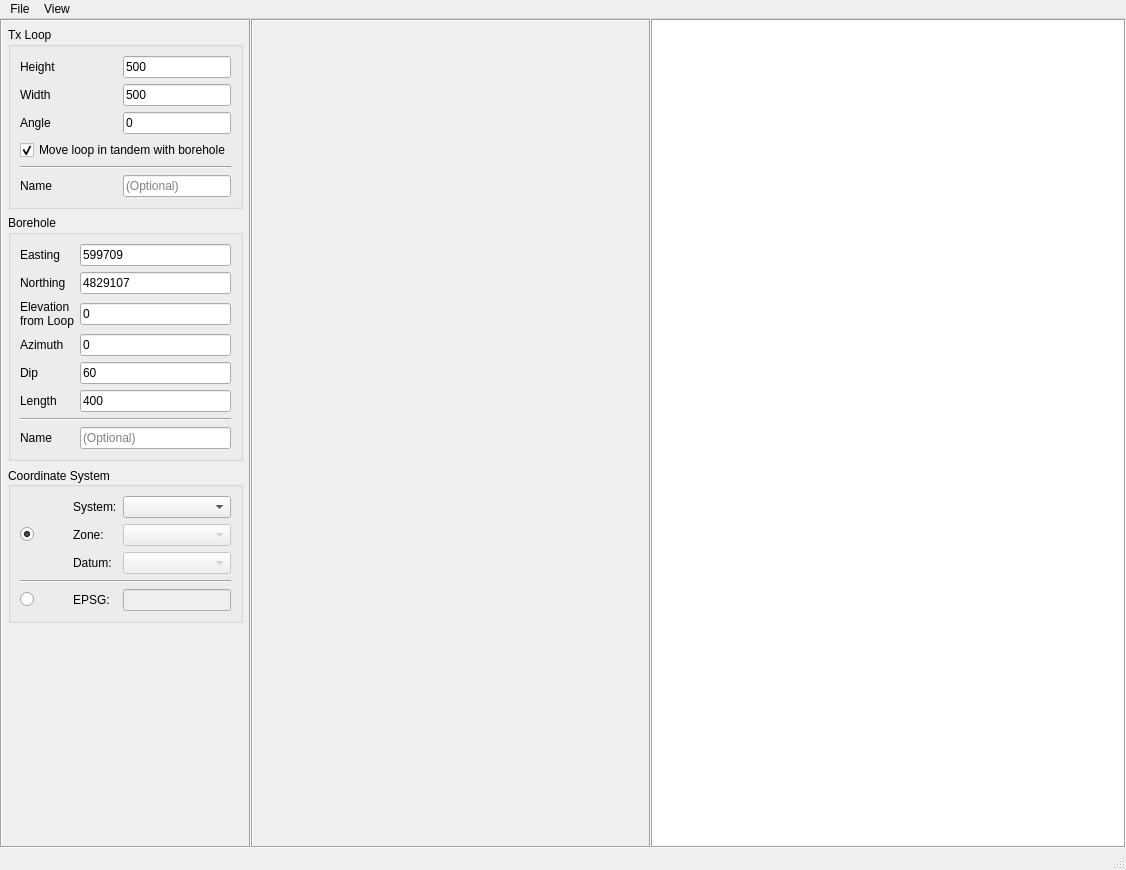
The window that src/qt_ui/loop_planner.ui (Eric-Meunier/Processor-Suite) describes before a commit, drawn with Qt 5.
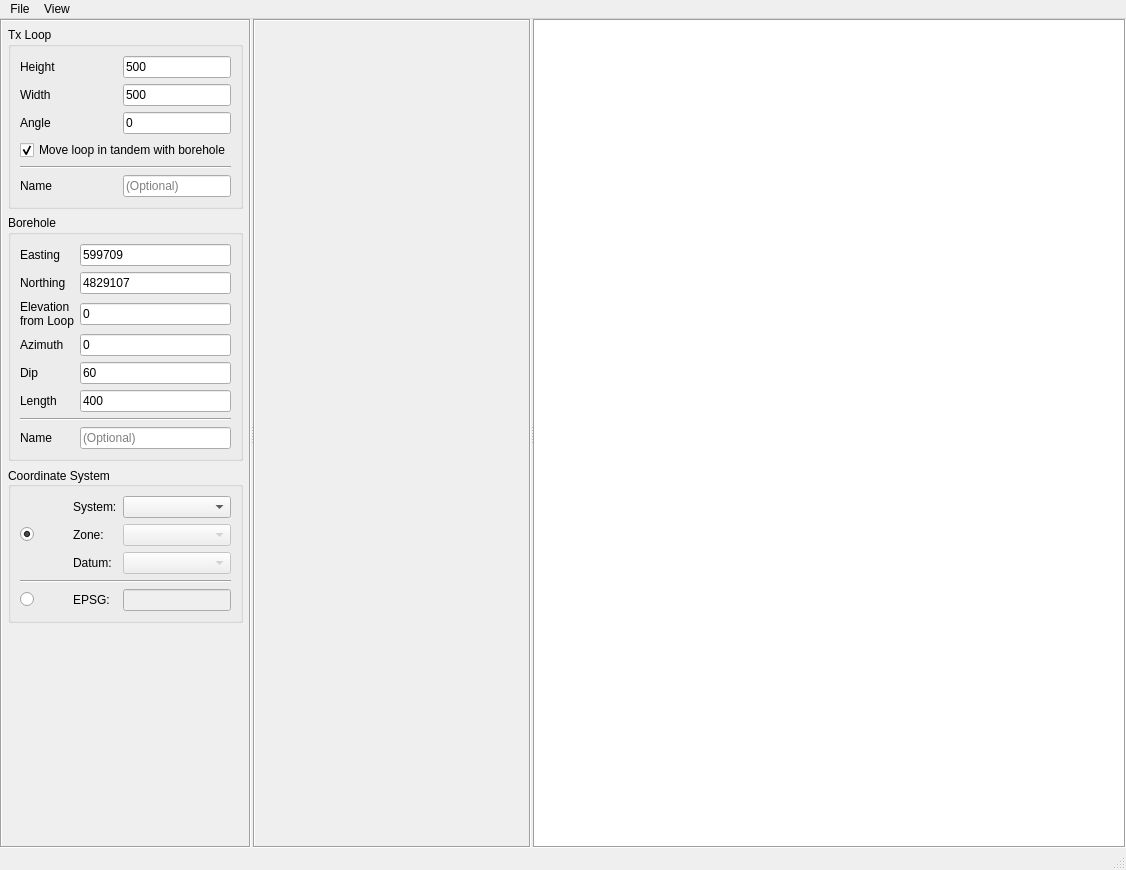
The same window after the commit. Custom widgets are drawn as their Qt base class.

Commit message: Updated pem_planner to use the Plotly mapbox for viewing the map.

```diff
--- a/src/qt_ui/loop_planner.ui
+++ b/src/qt_ui/loop_planner.ui
@@ -15,9 +15,6 @@
   </property>
   <widget class="QWidget" name="centralwidget">
    <layout class="QHBoxLayout" name="horizontalLayout">
-    <property name="spacing">
-     <number>0</number>
-    </property>
     <property name="leftMargin">
      <number>0</number>
     </property>
@@ -31,9 +28,16 @@
      <number>0</number>
     </property>
     <item>
+     <widget class="QSplitter" name="splitter">
+      <property name="orientation">
+       <enum>Qt::Horizontal</enum>
+      </property>
+      <property name="handleWidth">
+       <number>2</number>
+      </property>
      <widget class="QFrame" name="frame_2">
       <property name="sizePolicy">
-       <sizepolicy hsizetype="Preferred" vsizetype="Preferred">
+        <sizepolicy hsizetype="Maximum" vsizetype="Preferred">
         <horstretch>0</horstretch>
         <verstretch>0</verstretch>
        </sizepolicy>
@@ -543,19 +547,17 @@
        </item>
       </layout>
      </widget>
-    </item>
-    <item>
      <widget class="QFrame" name="frame">
       <property name="sizePolicy">
-       <sizepolicy hsizetype="Preferred" vsizetype="MinimumExpanding">
-        <horstretch>0</horstretch>
+        <sizepolicy hsizetype="Preferred" vsizetype="Preferred">
+         <horstretch>30</horstretch>
         <verstretch>0</verstretch>
        </sizepolicy>
       </property>
       <property name="minimumSize">
        <size>
-        <width>400</width>
-        <height>300</height>
+         <width>0</width>
+         <height>0</height>
        </size>
       </property>
       <property name="frameShape">
@@ -581,23 +583,21 @@
         <number>0</number>
        </property>
        <item>
-        <layout class="QVBoxLayout" name="section_view_layout"/>
+         <layout class="QVBoxLayout" name="section_view_layout" stretch=""/>
        </item>
       </layout>
      </widget>
-    </item>
-    <item>
-     <widget class="GraphicsLayoutWidget" name="plan_view_widget">
+      <widget class="PlotWidget" name="plan_view">
       <property name="sizePolicy">
-       <sizepolicy hsizetype="Preferred" vsizetype="MinimumExpanding">
+        <sizepolicy hsizetype="Preferred" vsizetype="Preferred">
         <horstretch>1</horstretch>
         <verstretch>0</verstretch>
        </sizepolicy>
       </property>
       <property name="minimumSize">
        <size>
-        <width>450</width>
-        <height>300</height>
+         <width>0</width>
+         <height>0</height>
        </size>
       </property>
       <property name="frameShape">
@@ -606,6 +606,7 @@
       <property name="frameShadow">
        <enum>QFrame::Sunken</enum>
       </property>
+      </widget>
      </widget>
     </item>
    </layout>
@@ -661,7 +662,7 @@
  </widget>
  <customwidgets>
   <customwidget>
-   <class>GraphicsLayoutWidget</class>
+   <class>PlotWidget</class>
    <extends>QGraphicsView</extends>
    <header>pyqtgraph</header>
   </customwidget>
@@ -681,7 +682,7 @@
   <tabstop>gps_system_cbox</tabstop>
   <tabstop>gps_zone_cbox</tabstop>
   <tabstop>gps_datum_cbox</tabstop>
-  <tabstop>plan_view_widget</tabstop>
+  <tabstop>plan_view</tabstop>
  </tabstops>
  <resources/>
  <connections/>
```
Lines whose indentation alone changed are shown as unchanged. The commit also changes 3 other files.
